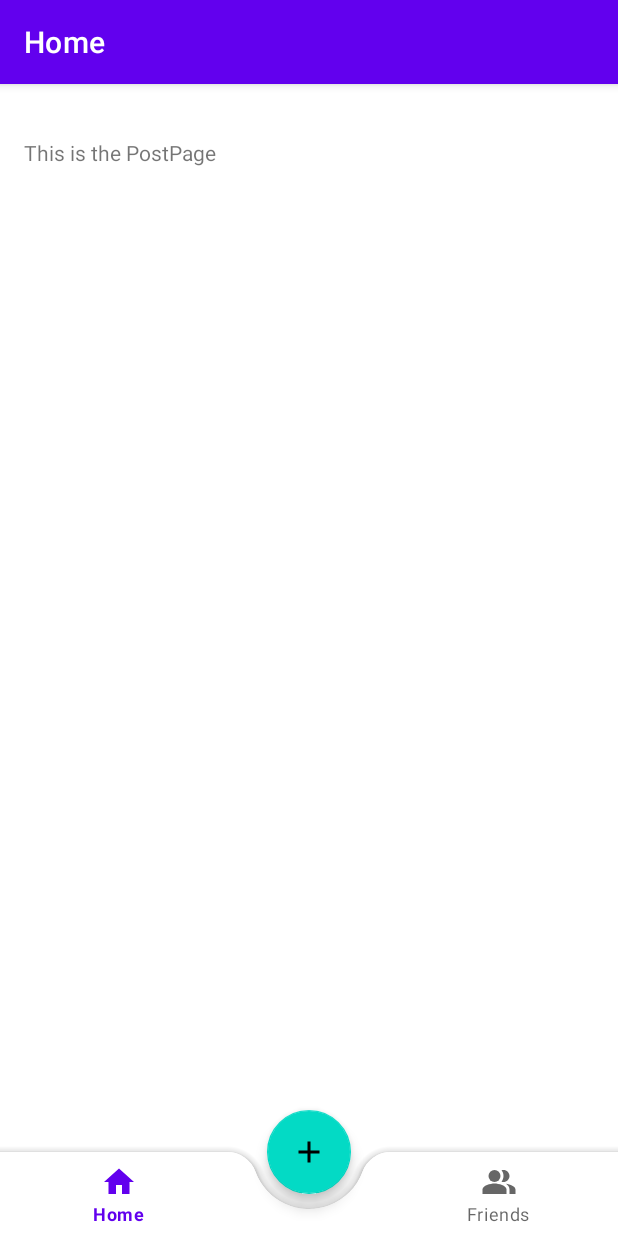
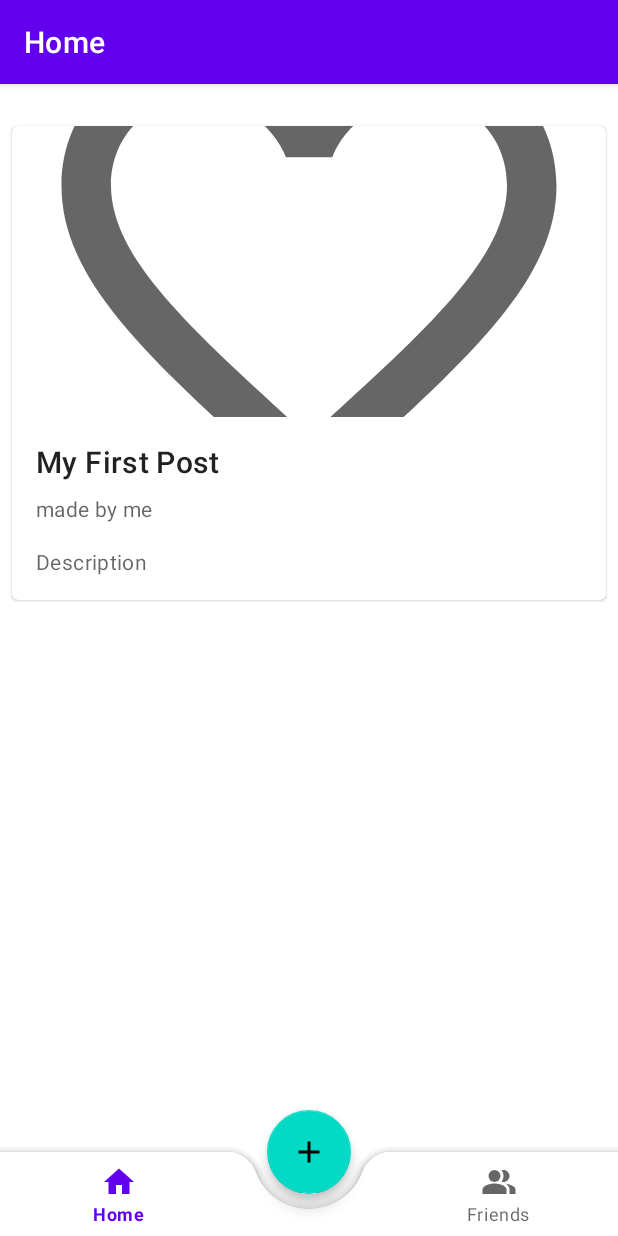
Before and after one commit to iNkidzy/InstantFriends, an Android app: the screen it shows after launch (MainActivity), on a phone screen of 412 x 824 dp. Run offline under Robolectric (Android 15) with nearby library versions, the phone set to English and light mode, and no system bars; our stand-ins replace navigation-ui.

Commit message:
HomePostPage, frienddetails + Home&FriendsFragment.kt connected to layouts

```diff
--- a/app/src/main/java/com/example/instantfriends/ui/friends/FriendsFragment.kt
+++ b/app/src/main/java/com/example/instantfriends/ui/friends/FriendsFragment.kt
@@ -15,7 +15,17 @@ import com.example.instantfriends.R
  */
 class FriendsFragment : Fragment() {
 
-    private var columnCount = 1
+    override fun onCreateView(
+            inflater: LayoutInflater,
+            container: ViewGroup?,
+            savedInstanceState: Bundle?
+    ): View? {
+        return inflater.inflate(R.layout.fragment_navigation_friends, container, false)
+
+
+
+
+        /*   private var columnCount = 1
 
            override fun onCreate(savedInstanceState: Bundle?) {
                super.onCreate(savedInstanceState)
@@ -37,6 +47,6 @@ class FriendsFragment : Fragment() {
                        arguments = Bundle().apply {
                            putInt(ARG_COLUMN_COUNT, columnCount)
                        }
+                   } */
     }
 }
-}
--- a/app/src/main/java/com/example/instantfriends/ui/home/HomeFragment.kt
+++ b/app/src/main/java/com/example/instantfriends/ui/home/HomeFragment.kt
@@ -15,24 +15,25 @@ import com.google.android.material.snackbar.Snackbar
 class HomeFragment : Fragment() {
 
     //This Fragment is connected to the view model
-    private lateinit var homeViewModel: HomeViewModel
+   // private lateinit var homeViewModel: HomeViewModel
 
     override fun onCreateView(
         inflater: LayoutInflater,
         container: ViewGroup?,
         savedInstanceState: Bundle?
     ): View? {
+        return inflater.inflate(R.layout.fragment_navigation_home, container, false)
 
 
 
-        homeViewModel = ViewModelProvider(this).get(HomeViewModel::class.java)
+       /* homeViewModel = ViewModelProvider(this).get(HomeViewModel::class.java)
         val root = inflater.inflate(R.layout.fragment_navigation_home, container, false)
         val textView: TextView = root.findViewById(R.id.text_home)
 
          homeViewModel.text.observe(viewLifecycleOwner, Observer {
             textView.text = it
         })
-        return root
+        return root */
     }
 
 
--- /dev/null
+++ b/app/src/main/res/layout/create_post.xml
@@ -0,0 +1,9 @@
+<?xml version="1.0" encoding="utf-8"?>
+<RelativeLayout
+    xmlns:android="http://schemas.android.com/apk/res/android"
+    android:layout_width="match_parent"
+    android:layout_height="match_parent"
+    android:orientation="vertical">
+
+
+</RelativeLayout>
--- a/app/src/main/res/layout/fragment_navigation_home.xml
+++ b/app/src/main/res/layout/fragment_navigation_home.xml
@@ -3,15 +3,69 @@
     xmlns:android="http://schemas.android.com/apk/res/android"
     xmlns:app="http://schemas.android.com/apk/res-auto"
     xmlns:tools="http://schemas.android.com/tools"
+    android:id="@+id/homeLayout"
     android:layout_width="match_parent"
     android:layout_height="match_parent"
-    tools:context=".ui.home.HomeFragment"
-    android:id="@+id/homeLayout">
+    tools:context=".ui.home.HomeFragment">
 
-    <androidx.core.widget.NestedScrollView
-        android:layout_width="match_parent"
-        android:layout_height="wrap_content">
-    <TextView
+
+        <androidx.core.widget.NestedScrollView
+            android:layout_width="match_parent"
+            android:layout_height="wrap_content">
+
+            <com.google.android.material.card.MaterialCardView
+                android:id="@+id/card"
+                android:layout_width="match_parent"
+                android:layout_height="wrap_content"
+                android:layout_margin="8dp">
+
+                <LinearLayout
+                    android:layout_width="match_parent"
+                    android:layout_height="wrap_content"
+                    android:orientation="vertical">
+
+                    <!-- Media -->
+                    <ImageView
+                        android:layout_width="match_parent"
+                        android:layout_height="194dp"
+                        android:contentDescription="@string/app_name"
+                        android:scaleType="centerCrop"
+                        app:srcCompat="@drawable/ic_heart" />
+
+                    <LinearLayout
+                        android:layout_width="match_parent"
+                        android:layout_height="wrap_content"
+                        android:orientation="vertical"
+                        android:padding="16dp">
+
+                        <!-- Title, secondary and supporting text -->
+                        <TextView
+                            android:layout_width="wrap_content"
+                            android:layout_height="wrap_content"
+                            android:text="My First Post"
+                            android:textAppearance="?attr/textAppearanceHeadline6" />
+
+                        <TextView
+                            android:layout_width="wrap_content"
+                            android:layout_height="wrap_content"
+                            android:layout_marginTop="8dp"
+                            android:text="made by me"
+                            android:textAppearance="?attr/textAppearanceBody2"
+                            android:textColor="?android:attr/textColorSecondary" />
+
+                        <TextView
+                            android:layout_width="wrap_content"
+                            android:layout_height="wrap_content"
+                            android:layout_marginTop="16dp"
+                            android:text="Description"
+                            android:textAppearance="?attr/textAppearanceBody2"
+                            android:textColor="?android:attr/textColorSecondary" />
+
+                    </LinearLayout>
+                </LinearLayout>
+            </com.google.android.material.card.MaterialCardView>
+
+            <!--<TextView
         android:id="@+id/text_home"
         android:layout_width="match_parent"
         android:layout_height="wrap_content"
@@ -22,10 +76,8 @@
         app:layout_constraintBottom_toBottomOf="parent"
         app:layout_constraintEnd_toEndOf="parent"
         app:layout_constraintStart_toStartOf="parent"
-        app:layout_constraintTop_toTopOf="parent"/>
+        app:layout_constraintTop_toTopOf="parent"/> -->
 
-    </androidx.core.widget.NestedScrollView>
-
-
+        </androidx.core.widget.NestedScrollView>
 
 </androidx.coordinatorlayout.widget.CoordinatorLayout>
--- a/app/src/main/res/layout/friend_details.xml
+++ b/app/src/main/res/layout/friend_details.xml
@@ -151,10 +151,10 @@
         android:id="@+id/saveFriend"
         android:layout_width="wrap_content"
         android:layout_height="wrap_content"
-        android:layout_gravity="right"
+        android:layout_gravity="center"
         android:layout_marginTop="60dp"
         android:onClick="onClickSaveFriend"
-        android:text="Save" />
+        android:text="Save"/>
 
     <Button
         android:id="@+id/deleteFriend"
@@ -164,9 +164,8 @@
         android:layout_gravity="bottom|left"
         android:layout_marginTop="-60dp"
         android:onClick="onClickDeleteFriend"
-        app:icon="@drawable/delete"
+        app:icon="@drawable/ic_delete"
         android:visibility="gone"/>
-
 
 </LinearLayout>
 
```
Lines whose indentation alone changed are shown as unchanged.
